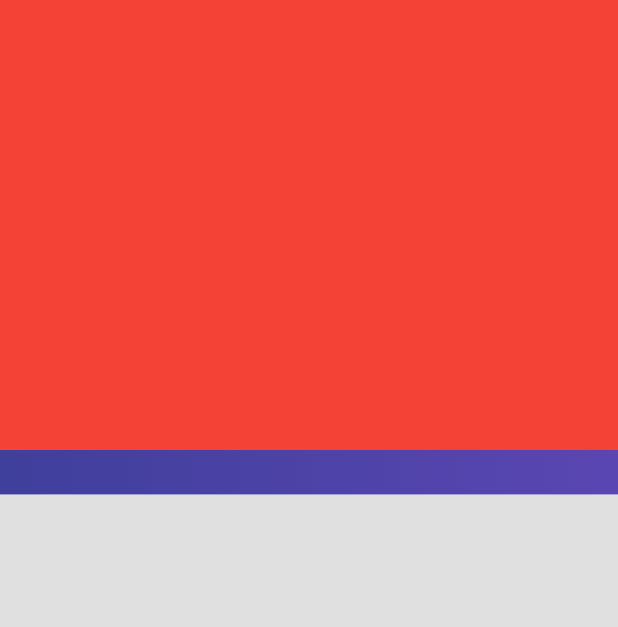
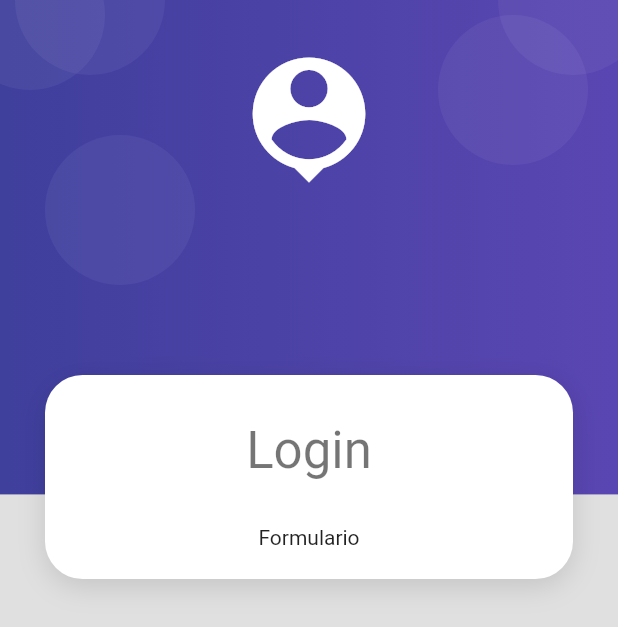
Before and after one commit to emersongonzal86/productosApp, a Flutter app: the screen it shows after launch, on a phone screen of 412 x 824 dp. Shown: the top 627 px of the screen. Run offline on Flutter 3.47's test engine with Material 2 defaults, Android fonts, the phone set to English and light mode, and no system bars.

Commit message:
White container

```diff
--- a/lib/screens/login_screen.dart
+++ b/lib/screens/login_screen.dart
@@ -6,12 +6,24 @@ class LoginScreen extends StatelessWidget {
 
   @override
   Widget build(BuildContext context) {
-    return  Scaffold(body: AuthBackground(
-      child: Container(
-        width: double.infinity,
-        height: 300,
-        color: Colors.red,
-      ),
-    ));
+    return Scaffold(
+        body: AuthBackground(
+            child: SingleChildScrollView(
+                child: Column(
+      children: [
+        const SizedBox(height: 250),
+        CardContainer(
+          child: Column(children: [
+            const SizedBox(height: 10),
+            Text(
+              'Login',
+              style: Theme.of(context).textTheme.headlineMedium,
+            ),
+            const SizedBox(height: 30),
+            Text('Formulario')
+          ]),
+        ),
+      ],
+    ))));
   }
 }
--- /dev/null
+++ b/lib/widgets/card_container.dart
@@ -0,0 +1,31 @@
+import 'package:flutter/material.dart';
+
+class CardContainer extends StatelessWidget {
+  const CardContainer({super.key, required this.child});
+
+  final Widget child;
+
+  @override
+  Widget build(BuildContext context) {
+    return Padding(
+      padding: EdgeInsets.symmetric(horizontal: 30),
+      child: Container(
+        width: double.infinity,
+        padding: EdgeInsets.all(20 ),
+        decoration: _createCardShape(),
+        child: this.child,
+      ),
+    );
+  }
+
+  BoxDecoration _createCardShape() => BoxDecoration(
+          color: Colors.white,
+          borderRadius: BorderRadius.circular(25),
+          boxShadow: [
+            BoxShadow(
+              color: Colors.black12,
+              blurRadius: 15,
+              offset: Offset(0, 5),
+            )
+          ]);
+}
--- a/lib/widgets/widgets.dart
+++ b/lib/widgets/widgets.dart
@@ -1 +1,2 @@
 export 'package:productos_app/widgets/auth_background.dart';
+export 'package:productos_app/widgets/card_container.dart';
```
